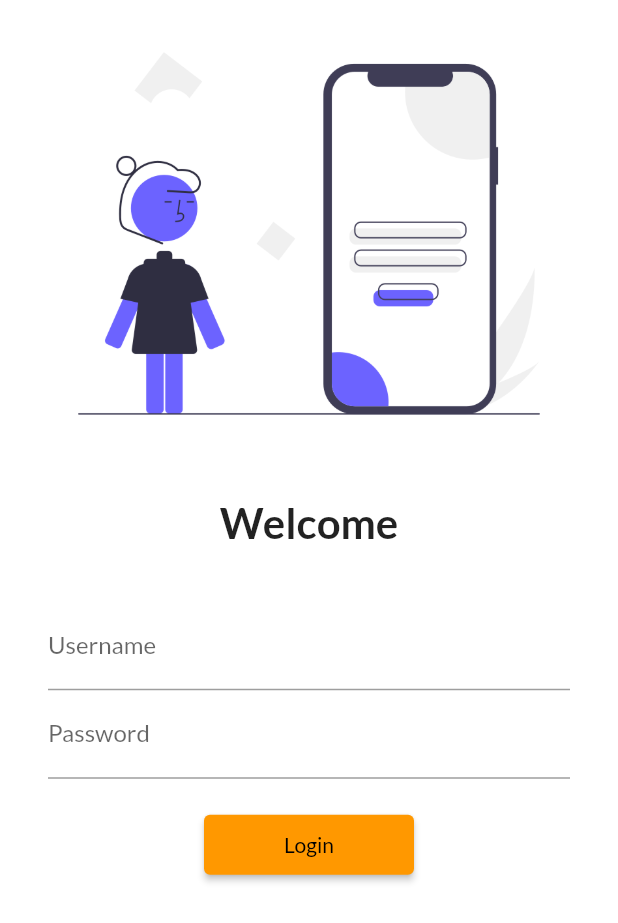
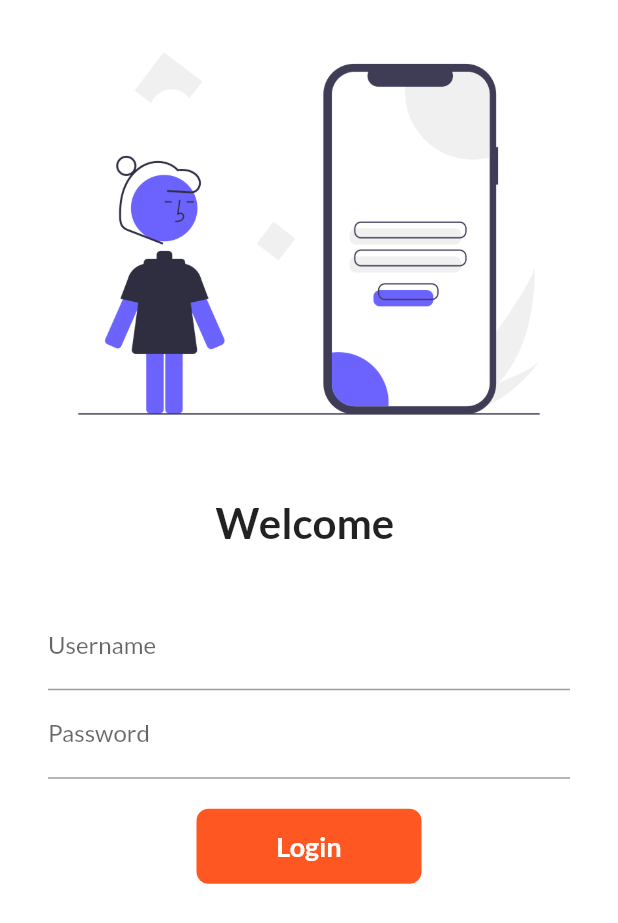
Before and after one commit to rupam31/FirstFlutterApp, a Flutter app: the screen it shows after launch, on a phone screen of 412 x 824 dp. Shown: the top 923 px of the screen. Run offline on Flutter 3.47's test engine with Material 2 defaults, Android fonts, the phone set to English and light mode, and no system bars; our stand-ins replace google_fonts.

Commit message:
Day 6 Completed

```diff
--- a/flutter_catalog/lib/pages/login_page.dart
+++ b/flutter_catalog/lib/pages/login_page.dart
@@ -1,8 +1,18 @@
 import 'package:flutter/material.dart';
-import 'package:flutter_catalog/utils/routes.dart';
 
-class LoginPage extends StatelessWidget {
+import '../utils/routes.dart';
+//import 'package:flutter_catalog/utils/routes.dart';
+
+class LoginPage extends StatefulWidget {
   const LoginPage({super.key});
+
+  @override
+  State<LoginPage> createState() => _LoginPageState();
+}
+
+class _LoginPageState extends State<LoginPage> {
+  String name = "";
+  bool changeButton = false;
 
   @override
   Widget build(BuildContext context) {
@@ -18,9 +28,9 @@ class LoginPage extends StatelessWidget {
               const SizedBox(
                 height: 20.0,
               ),
-              const Text(
-                "Welcome",
-                style: TextStyle(
+              Text(
+                "Welcome $name",
+                style: const TextStyle(
                   fontSize: 28,
                   fontWeight: FontWeight.bold,
                 ),
@@ -38,6 +48,10 @@ class LoginPage extends StatelessWidget {
                         hintText: "Enter username",
                         labelText: "Username",
                       ),
+                      onChanged: (value) {
+                        name = value;
+                        setState(() {});
+                      },
                     ),
                     TextFormField(
                       obscureText: true,
@@ -49,14 +63,51 @@ class LoginPage extends StatelessWidget {
                     const SizedBox(
                       height: 20.0,
                     ),
-                    ElevatedButton(
-                      style: TextButton.styleFrom(
-                          minimumSize: const Size(140, 40)),
-                      onPressed: () {
+                    InkWell(
+                      onTap: () async {
+                        setState(() {
+                          changeButton = true;
+                        });
+
+                        await Future.delayed(const Duration(milliseconds: 750));
+                        // ignore: use_build_context_synchronously
                         Navigator.pushNamed(context, MyRoutes.homeRoute);
                       },
-                      child: const Text("Login"),
+                      child: AnimatedContainer(
+                        duration: const Duration(milliseconds: 750),
+                        width: changeButton ? 50 : 150,
+                        height: 50,
+                        alignment: Alignment.center,
+                        decoration: BoxDecoration(
+                            color: Colors.deepOrange,
+                            // shape: changeButton
+                            //     ? BoxShape.circle
+                            //     : BoxShape.rectangle,
+                            borderRadius:
+                                BorderRadius.circular(changeButton ? 50 : 8)),
+                        child: changeButton
+                            ? const Icon(
+                                Icons.done,
+                                color: Colors.white,
+                              )
+                            : const Text(
+                                "Login",
+                                style: TextStyle(
+                                  color: Colors.white,
+                                  fontWeight: FontWeight.bold,
+                                  fontSize: 18,
+                                ),
+                              ),
+                      ),
                     ),
+                    // ElevatedButton(
+                    //   style: TextButton.styleFrom(
+                    //       minimumSize: const Size(140, 40)),
+                    //   onPressed: () {
+                    //     Navigator.pushNamed(context, MyRoutes.homeRoute);
+                    //   },
+                    //   child: const Text("Login"),
+                    // ),
                   ],
                 ),
               )
```
